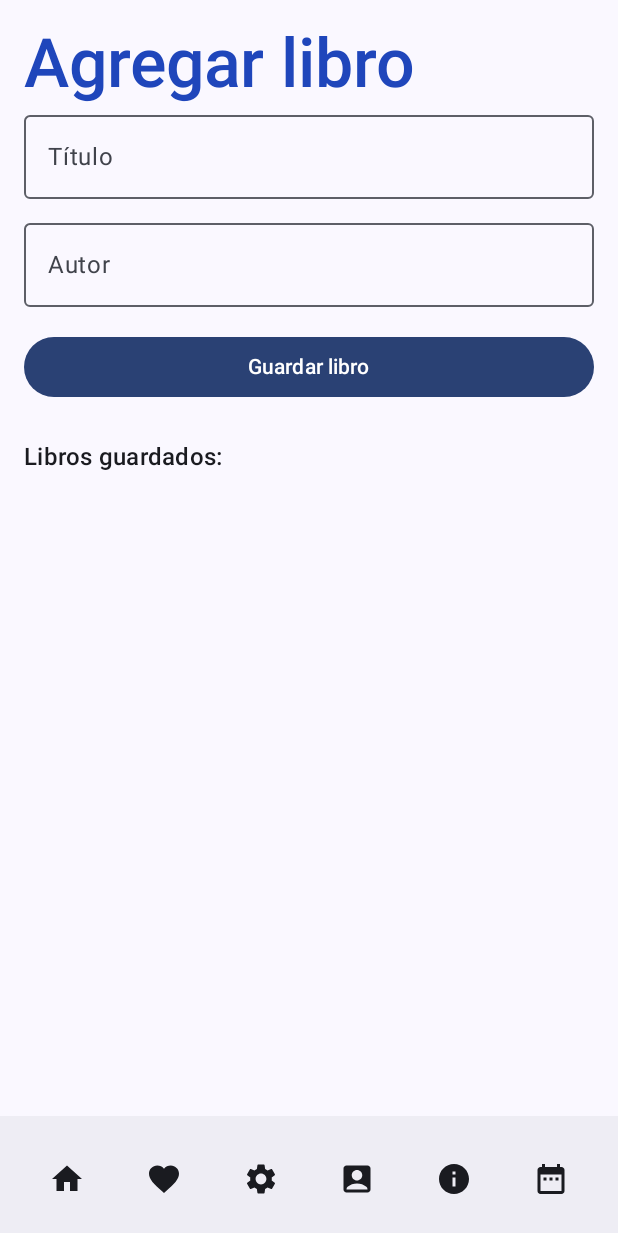
After one commit to matthewmccrea/FontTestingKotlin, an Android app built with Jetpack Compose: the BookScreen screen opened through its navigation route, on a phone screen of 412 x 824 dp. The commit adds this screen. Shown: the top 1233 px of the screen. Run offline under Robolectric (Android 15) with nearby library versions, the phone set to English and light mode, and no system bars; our stand-ins replace Dagger/Hilt's generated code, Room's generated code; network calls fail.

Commit message:
Sql Lite Added

```diff
--- a/app/src/main/java/ar/edu/ort/testingapp/MainActivity.kt
+++ b/app/src/main/java/ar/edu/ort/testingapp/MainActivity.kt
@@ -10,6 +10,7 @@ import androidx.compose.foundation.layout.fillMaxWidth
 import androidx.compose.foundation.layout.padding
 import androidx.compose.material.icons.Icons
 import androidx.compose.material.icons.filled.AccountBox
+import androidx.compose.material.icons.filled.DateRange
 import androidx.compose.material.icons.filled.Favorite
 import androidx.compose.material.icons.filled.Home
 import androidx.compose.material.icons.filled.Info
@@ -31,6 +32,7 @@ import ar.edu.ort.testingapp.screens.HomePage
 import ar.edu.ort.testingapp.screens.PeopleScreen
 import ar.edu.ort.testingapp.screens.QuoteScreen
 import ar.edu.ort.testingapp.screens.SettingsPage
+import ar.edu.ort.testingapp.screens.BookScreen
 import dagger.hilt.android.AndroidEntryPoint
 
 @AndroidEntryPoint
@@ -81,6 +83,9 @@ fun AppNavGraph(navController: NavHostController, innerPadding: PaddingValues) {
         }
         composable("quote") {
             QuoteScreen(modifier = Modifier.padding(innerPadding))
+        }
+        composable("book") {
+            BookScreen(modifier = Modifier.padding(innerPadding))
         }
     }
 }
@@ -150,6 +155,17 @@ fun BottomBarCustom(navController: NavController) {
                     contentDescription = "Quote"
                 )
             }
+            IconButton(onClick = {
+                navController.navigate("book") {
+                    popUpTo("book") { inclusive = false }
+                    launchSingleTop = true
+                }
+            }) {
+                Icon(
+                    imageVector = Icons.Filled.DateRange,
+                    contentDescription = "Book"
+                )
+            }
         }
     }
 }
--- /dev/null
+++ b/app/src/main/java/ar/edu/ort/testingapp/data/AppDatabase.kt
@@ -0,0 +1,13 @@
+package ar.edu.ort.testingapp.data
+
+import androidx.room.Database
+import androidx.room.RoomDatabase
+
+@Database(
+    entities = [Book::class],
+    version = 1,
+    exportSchema = false
+)
+abstract class AppDatabase : RoomDatabase() {
+    abstract fun bookDao(): BookDao
+}
--- /dev/null
+++ b/app/src/main/java/ar/edu/ort/testingapp/data/BookDao.kt
@@ -0,0 +1,16 @@
+package ar.edu.ort.testingapp.data
+
+import androidx.room.*
+import kotlinx.coroutines.flow.Flow
+
+@Dao
+interface BookDao {
+    @Query("SELECT * FROM BOOK")
+    fun getAllBooks(): Flow<List<Book>>
+
+    @Insert(onConflict = OnConflictStrategy.REPLACE)
+    suspend fun insert(book: Book)
+
+    @Delete
+    suspend fun delete(book: Book)
+}
--- /dev/null
+++ b/app/src/main/java/ar/edu/ort/testingapp/di/DatabaseModule.kt
@@ -0,0 +1,33 @@
+package ar.edu.ort.testingapp.di
+
+import android.app.Application
+import androidx.room.Room
+import ar.edu.ort.testingapp.data.AppDatabase
+import ar.edu.ort.testingapp.data.BookDao
+import dagger.Module
+import dagger.Provides
+import dagger.hilt.InstallIn
+import dagger.hilt.components.SingletonComponent
+import javax.inject.Singleton
+
+@Module
+@InstallIn(SingletonComponent::class)
+object DatabaseModule {
+
+    @Provides
+    @Singleton
+    fun provideDatabase(app: Application): AppDatabase {
+        return Room.databaseBuilder(
+            app,
+            AppDatabase::class.java,
+            "book-database"
+        )
+            .fallbackToDestructiveMigration()
+            .build()
+    }
+
+    @Provides
+    fun provideBookDao(database: AppDatabase): BookDao {
+        return database.bookDao()
+    }
+}
--- /dev/null
+++ b/app/src/main/java/ar/edu/ort/testingapp/screens/BookScreen.kt
@@ -0,0 +1,75 @@
+package ar.edu.ort.testingapp.screens
+
+
+import androidx.compose.foundation.clickable
+import androidx.compose.foundation.layout.*
+import androidx.compose.material3.*
+import androidx.compose.runtime.*
+import androidx.compose.ui.Modifier
+import androidx.compose.ui.unit.dp
+import ar.edu.ort.testingapp.data.Book
+import ar.edu.ort.testingapp.viewmodels.BookViewModel
+import androidx.hilt.navigation.compose.hiltViewModel
+
+
+@Composable
+fun BookScreen(modifier: Modifier = Modifier) {
+    val viewModel: BookViewModel = hiltViewModel()
+    val books by viewModel.books.collectAsState()
+
+    var title by remember { mutableStateOf("") }
+    var author by remember { mutableStateOf("") }
+
+    Column(modifier = Modifier
+        .fillMaxSize()
+        .padding(16.dp)) {
+
+        Text("Agregar libro", style = MaterialTheme.typography.titleLarge)
+
+        OutlinedTextField(
+            value = title,
+            onValueChange = { title = it },
+            label = { Text("Título") },
+            modifier = Modifier.fillMaxWidth()
+        )
+        OutlinedTextField(
+            value = author,
+            onValueChange = { author = it },
+            label = { Text("Autor") },
+            modifier = Modifier
+                .fillMaxWidth()
+                .padding(top = 8.dp)
+        )
+
+        Button(
+            onClick = {
+                if (title.isNotBlank() && author.isNotBlank()) {
+                    viewModel.addBook(title, author)
+                    title = ""
+                    author = ""
+                }
+            },
+            modifier = Modifier
+                .padding(top = 16.dp)
+                .fillMaxWidth()
+        ) {
+            Text("Guardar libro")
+        }
+
+        Spacer(modifier = Modifier.height(24.dp))
+
+        Text("Libros guardados:", style = MaterialTheme.typography.titleMedium)
+
+        Spacer(modifier = Modifier.height(8.dp))
+
+        books.forEach { book ->
+            Text(
+                text = "📖 ${book.name} - ${book.author}",
+                modifier = Modifier
+                    .fillMaxWidth()
+                    .clickable { viewModel.deleteBook(book) }
+                    .padding(vertical = 4.dp)
+            )
+        }
+    }
+}
--- /dev/null
+++ b/app/src/main/java/ar/edu/ort/testingapp/viewmodels/BookViewModel.kt
@@ -0,0 +1,34 @@
+package ar.edu.ort.testingapp.viewmodels
+
+import androidx.lifecycle.ViewModel
+import androidx.lifecycle.viewModelScope
+import ar.edu.ort.testingapp.data.Book
+import ar.edu.ort.testingapp.data.BookDao
+import dagger.hilt.android.lifecycle.HiltViewModel
+import kotlinx.coroutines.flow.SharingStarted
+import kotlinx.coroutines.flow.map
+import kotlinx.coroutines.flow.stateIn
+import kotlinx.coroutines.launch
+import javax.inject.Inject
+
+@HiltViewModel
+class BookViewModel @Inject constructor(
+    private val dao: BookDao
+) : ViewModel() {
+
+    val books = dao.getAllBooks()
+        .map { it.sortedBy { book -> book.name } }
+        .stateIn(viewModelScope, SharingStarted.WhileSubscribed(5000), emptyList())
+
+    fun addBook(name: String, author: String, price: Double = 0.0) {
+        viewModelScope.launch {
+            dao.insert(Book(name = name, price = price, author = author))
+        }
+    }
+
+    fun deleteBook(book: Book) {
+        viewModelScope.launch {
+            dao.delete(book)
+        }
+    }
+}
```
Also changed, not shown: app/build.gradle.kts (+7 -0 lines), app/src/main/java/ar/edu/ort/testingapp/data/Book.kt (added, +21 -0 lines), gradle/libs.versions.toml (+8 -0 lines).
